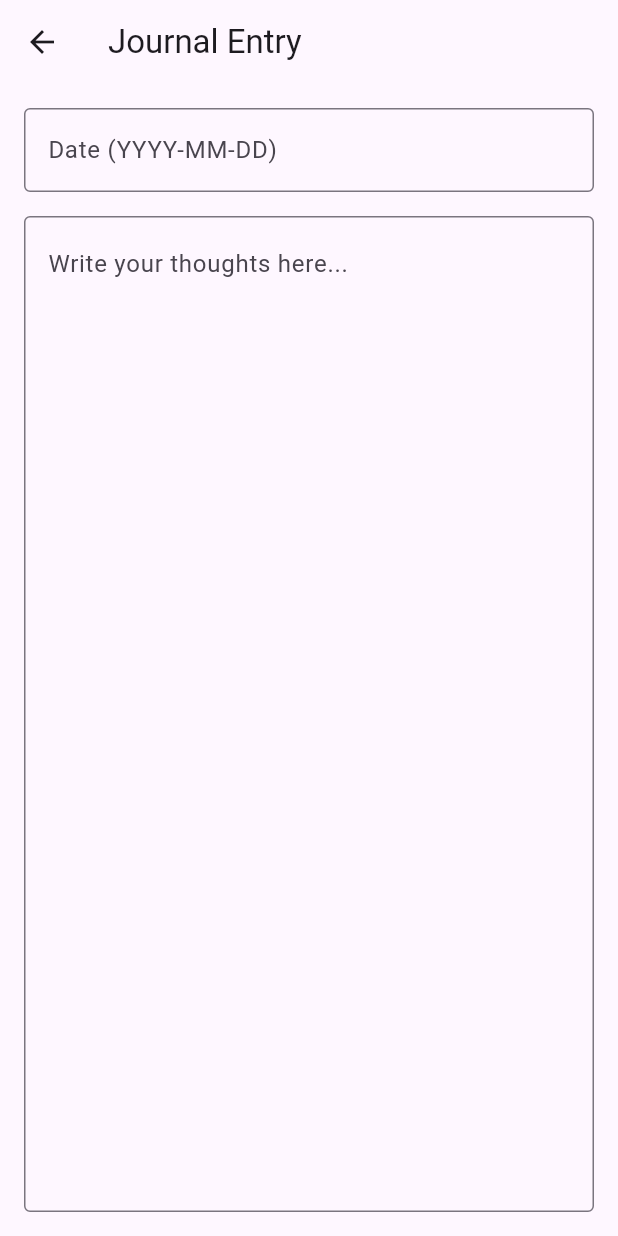
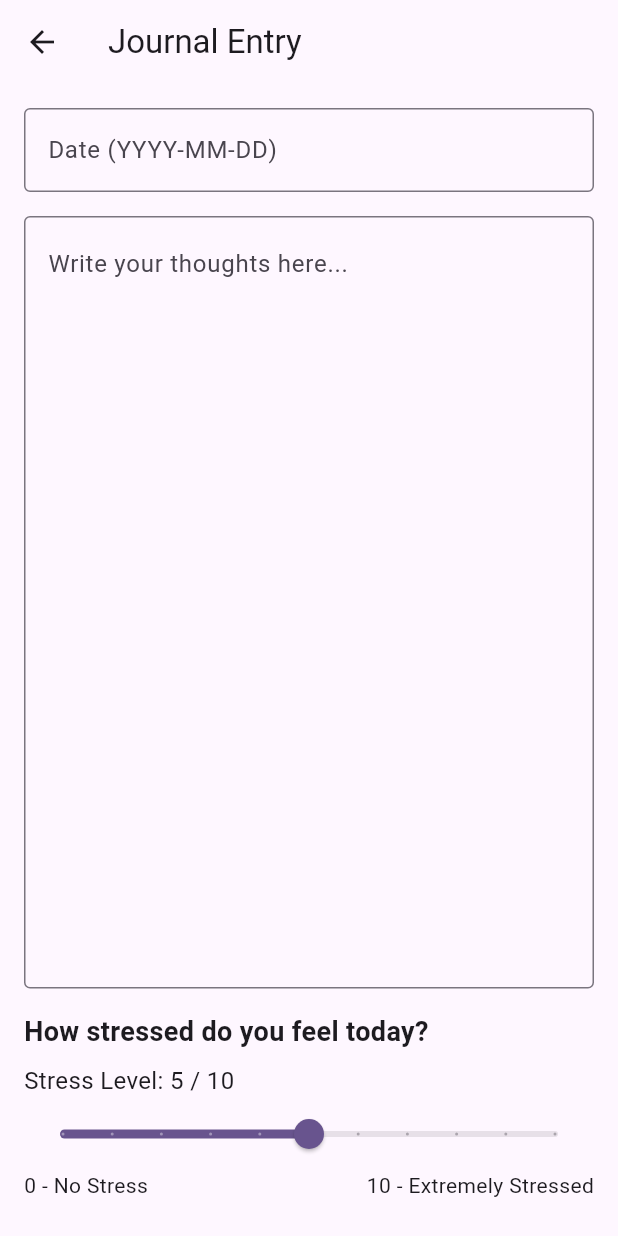
Before and after one commit to Cs3541/GroupEProject, a Flutter app: the JournalEditorScreen screen opened directly with empty values, on a phone screen of 412 x 824 dp. Run offline on Flutter 3.47's test engine with Material 3 defaults, Android fonts, the phone set to English and light mode, and no system bars; our stand-ins replace audioplayers, firebase_core, shared_preferences; accounts and stored records are empty.

Commit message:
Added a stress rating bar to the journal edit dart

```diff
--- a/stress_free/lib/models/journal_preferences_store.dart
+++ b/stress_free/lib/models/journal_preferences_store.dart
@@ -1,6 +1,6 @@
 import 'package:shared_preferences/shared_preferences.dart';
 
-/// Each option corresponds to a bundled font that also works offline.
+// Each option corresponds to a bundled font that also works offline.
 enum JournalFont {
   roboto('Roboto', 'JournalRoboto'),
   serif('Serif', 'JournalSerif');
--- a/stress_free/lib/views/journal_edit_screen.dart
+++ b/stress_free/lib/views/journal_edit_screen.dart
@@ -42,6 +42,7 @@ class _JournalEditorScreenState extends State<JournalEditorScreen> {
   late final TextEditingController _dateController;
   late final TextEditingController _entryController;
   bool _saving = false;
+  int _stressRating = 5;
 
   @override
   void initState() {
@@ -128,6 +129,47 @@ class _JournalEditorScreenState extends State<JournalEditorScreen> {
                 ),
               ),
               if (_saving) const LinearProgressIndicator(),
+
+const SizedBox(height: 16),
+
+Text(
+  'How stressed do you feel today?',
+  style: TextStyle(
+    fontSize: 18,
+    fontWeight: FontWeight.bold,
+  ),
+),
+
+const SizedBox(height: 8),
+
+Text(
+  'Stress Level: $_stressRating / 10',
+  style: const TextStyle(fontSize: 16),
+),
+
+Slider(
+  value: _stressRating.toDouble(),
+  min: 0,
+  max: 10,
+  divisions: 10,
+  label: _stressRating.toString(),
+  onChanged: (value) {
+    setState(() {
+      _stressRating = value.round();
+    });
+  },
+),
+
+const Row(
+  mainAxisAlignment: MainAxisAlignment.spaceBetween,
+  children: [
+    Text('0 - No Stress'),
+    Text('10 - Extremely Stressed'),
+  ],
+),
+
+const SizedBox(height: 8),
+
             ],
           ),
         ),
```
